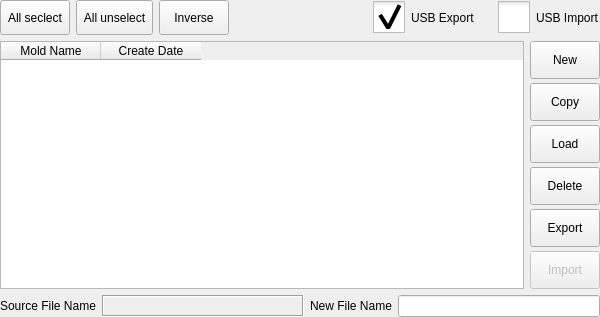
Qt form function_settings/moldinformation.ui (GaussCheng/2-5AxisPunch) before a commit.
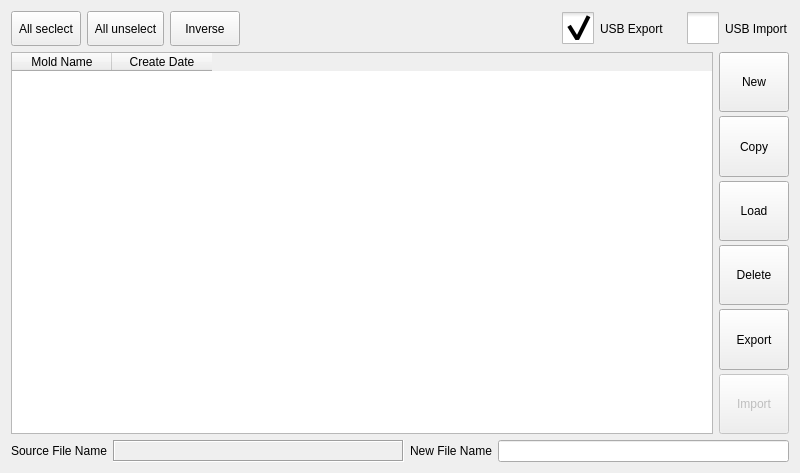
The same form after that commit. Icons and pictures are not drawn. Custom widgets are drawn as their Qt base class.

The edit to the form file:
```diff
--- a/function_settings/moldinformation.ui
+++ b/function_settings/moldinformation.ui
@@ -6,8 +6,8 @@
    <rect>
     <x>0</x>
     <y>0</y>
-    <width>600</width>
-    <height>317</height>
+    <width>800</width>
+    <height>473</height>
    </rect>
   </property>
   <property name="windowTitle">
@@ -45,9 +45,6 @@
    <enum>QFrame::Plain</enum>
   </property>
   <layout class="QVBoxLayout" name="verticalLayout_2">
-   <property name="margin">
-    <number>0</number>
-   </property>
    <item>
     <layout class="QHBoxLayout" name="horizontalLayout_3">
      <item>
@@ -205,7 +202,7 @@
    <item>
     <layout class="QHBoxLayout" name="horizontalLayout">
      <item>
-      <widget class="ICTableWidget" name="informationTableWidget">
+      <widget class="QTableWidget" name="informationTableWidget">
        <property name="sizePolicy">
         <sizepolicy hsizetype="Expanding" vsizetype="Expanding">
          <horstretch>0</horstretch>
@@ -445,11 +442,6 @@
   </layout>
  </widget>
  <customwidgets>
-  <customwidget>
-   <class>ICTableWidget</class>
-   <extends>QTableWidget</extends>
-   <header>ictablewidget.h</header>
-  </customwidget>
   <customwidget>
    <class>ICInputMethodEdit</class>
    <extends>QLineEdit</extends>
```
